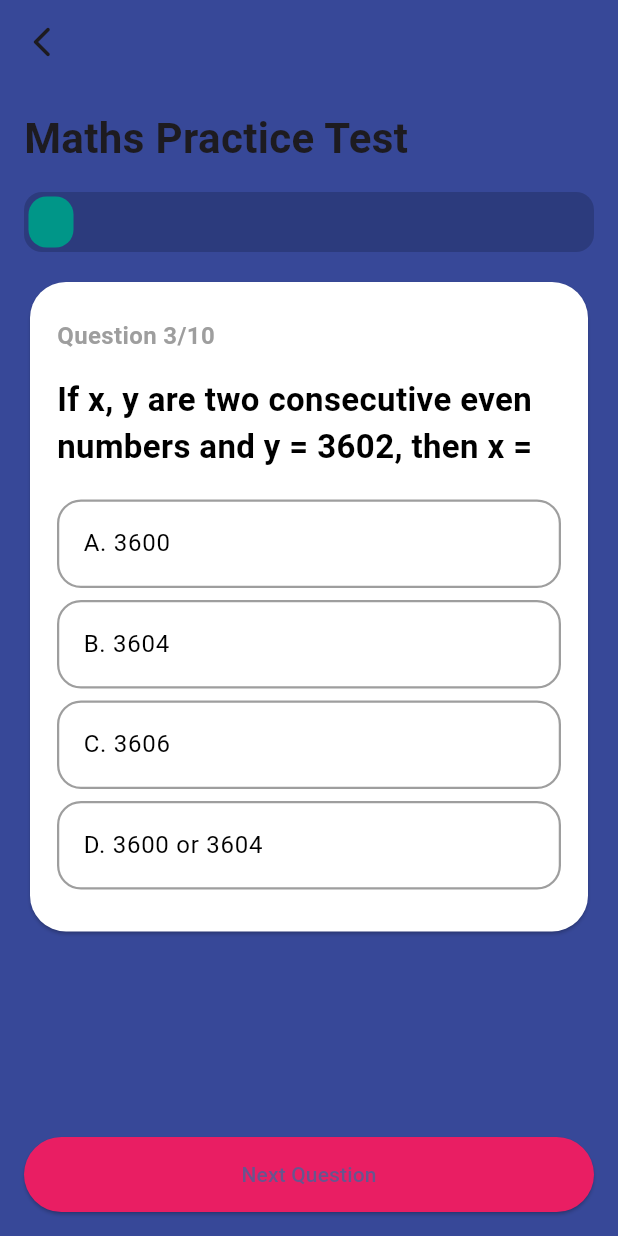
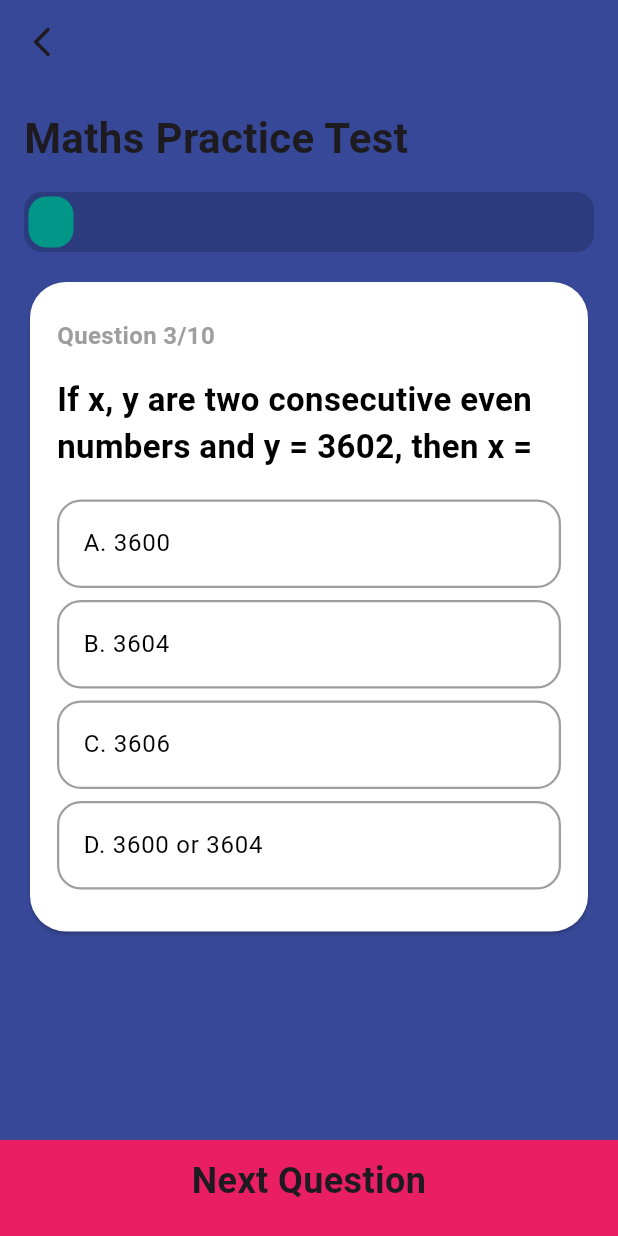
Before and after one commit to ujjvaljoshi45/jnvst_prep, a Flutter app: the MathsPracticeTest screen opened directly, on a phone screen of 412 x 824 dp. Run offline on Flutter 3.47's test engine with Material 3 defaults, Android fonts, the phone set to English and light mode, and no system bars; our stand-ins replace firebase_auth, firebase_core, google_sign_in, logger; accounts and stored records are empty; statements that could not run were skipped.

Commit message:
Update test_page.dart

```diff
--- a/lib/test_page.dart
+++ b/lib/test_page.dart
@@ -37,7 +37,7 @@ class _MathsPracticeTestState extends State<MathsPracticeTest> {
     return Scaffold(
       backgroundColor: const Color(0XFF374898),
       appBar: AppBar(
-        leading: Icon(Icons.arrow_back_ios_new_rounded),
+        leading: const Icon(Icons.arrow_back_ios_new_rounded),
         backgroundColor: const Color(0XFF374898),
       ),
       body: Padding(
@@ -48,15 +48,6 @@ class _MathsPracticeTestState extends State<MathsPracticeTest> {
             const Text('Maths Practice Test',
                 style: TextStyle(fontSize: 28.0, fontWeight: FontWeight.bold)),
             const SizedBox(height: 16.0),
-            // LinearProgressIndicator(
-            //   minHeight: 35,
-            //   borderRadius: BorderRadius.circular(12.0),
-            //   value: 0.3,
-            //   semanticsLabel: '3 Minute',
-            //   semanticsValue: '3 Minute',
-            //   backgroundColor: Color(0XFF2C3B7D),
-            //   valueColor: const AlwaysStoppedAnimation<Color>(Colors.teal),
-            // ),
             ClipRRect(
               borderRadius: BorderRadius.circular(12.0),
               child: Row(
@@ -162,19 +153,31 @@ class _MathsPracticeTestState extends State<MathsPracticeTest> {
           ],
         ),
       ),
-      bottomNavigationBar: Padding(
-        padding: const EdgeInsets.all(16.0),
-        child: ElevatedButton(
-          onPressed: () {
-            // Next question logic
-          },
-          style: ElevatedButton.styleFrom(
-            backgroundColor: Colors.pink,
-            minimumSize: const Size(double.infinity, 50),
+      bottomNavigationBar: Container(
+        color: Colors.pink,
+        padding: const EdgeInsets.only(top: 10, bottom: 20),
+        child: const Text(
+          'Next Question',
+          textAlign: TextAlign.center,
+          style: TextStyle(
+            fontWeight: FontWeight.bold,
+            fontSize: 24,
           ),
-          child: const Text('Next Question'),
         ),
       ),
+      // bottomNavigationBar: Padding(
+      //   padding: const EdgeInsets.all(16.0),
+      //   child: ElevatedButton(
+      //     onPressed: () {
+      //       // Next question logic
+      //     },
+      //     style: ElevatedButton.styleFrom(
+      //       backgroundColor: Colors.pink,
+      //       minimumSize: const Size(double.infinity, 50),
+      //     ),
+      //     child: const Text('Next Question'),
+      //   ),
+      // ),
     );
   }
 }
```
